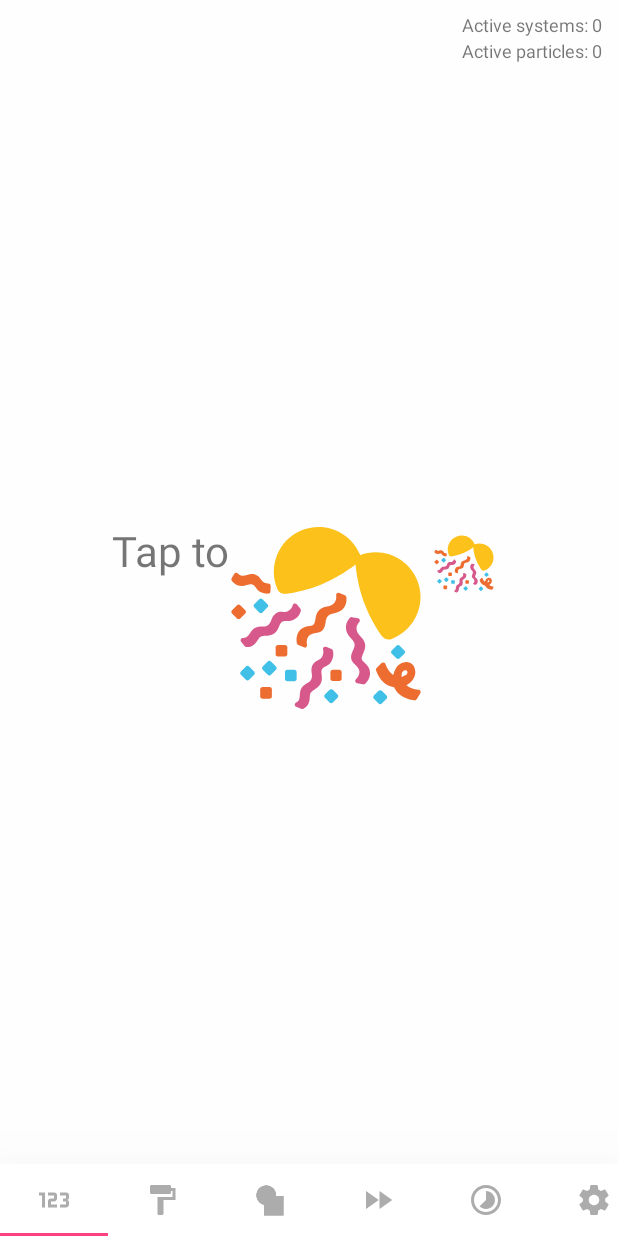
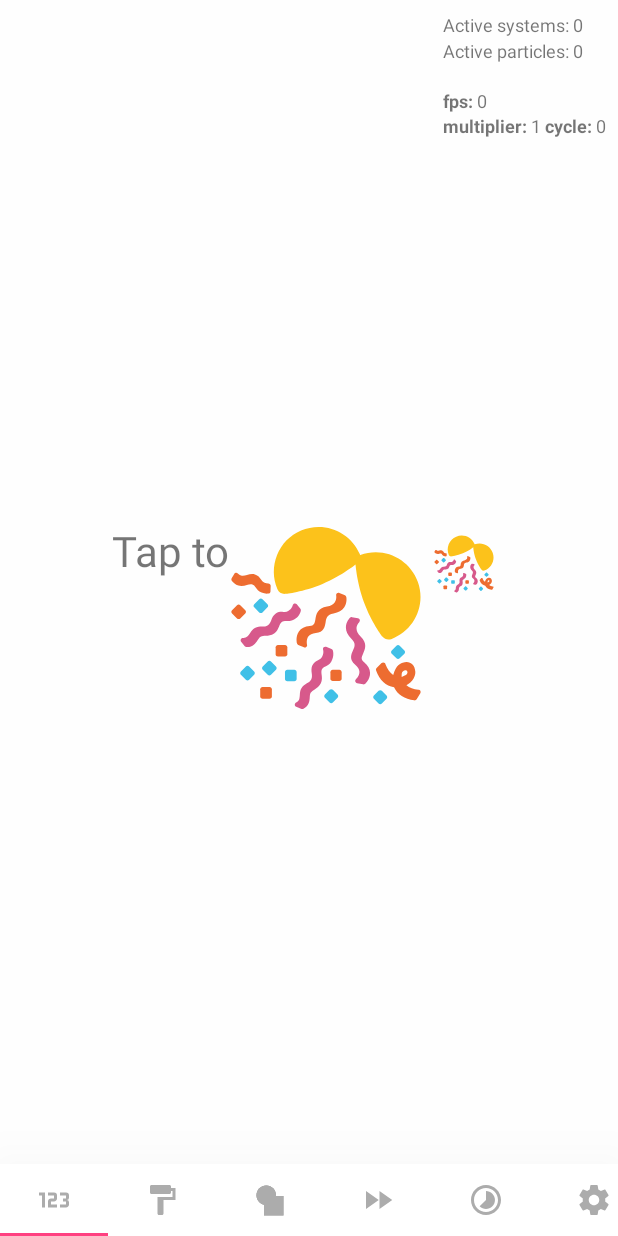
Before and after one commit to DanielMartinus/Konfetti, an Android app: the screen it shows after launch (MainActivity), on a phone screen of 412 x 824 dp. Run offline under Robolectric (Android 15) with nearby library versions, the phone set to English and light mode, and no system bars; libraries missing offline, so code that uses them is left out: me.bendik.simplerangeview; 7 statements that could not run were skipped.

Commit message:
Add statistics to the view

```diff
--- a/demo-google-play/src/main/java/nl/dionsegijn/konfettidemo/MainActivity.kt
+++ b/demo-google-play/src/main/java/nl/dionsegijn/konfettidemo/MainActivity.kt
@@ -9,6 +9,7 @@ import android.support.design.widget.BottomSheetBehavior
 import android.support.design.widget.TabLayout
 import android.support.v4.content.ContextCompat
 import android.support.v7.app.AppCompatActivity
+import android.text.Html
 import android.view.MotionEvent
 import android.view.View
 import kotlinx.android.synthetic.main.activity_main.*
@@ -16,6 +17,7 @@ import nl.dionsegijn.konfetti.models.Shape
 import nl.dionsegijn.konfetti.models.Size
 import nl.dionsegijn.konfettidemo.configurations.settings.Configuration
 import nl.dionsegijn.konfettidemo.configurations.settings.ConfigurationManager
+import nl.dionsegijn.konfettidemo.emitters.BenchmarkEmitter
 import nl.dionsegijn.konfettidemo.interfaces.OnConfigurationChangedListener
 import nl.dionsegijn.konfettidemo.interfaces.OnSimpleTabSelectedListener
 
@@ -26,6 +28,7 @@ class MainActivity : AppCompatActivity(), OnConfigurationChangedListener {
 
     private val updateInfoHandler = Handler()
     private lateinit var updateInfoRunnable: Runnable
+    private val benchmarkEmitter = BenchmarkEmitter()
 
     override fun onCreate(savedInstanceState: Bundle?) {
         super.onCreate(savedInstanceState)
@@ -89,7 +92,7 @@ class MainActivity : AppCompatActivity(), OnConfigurationChangedListener {
                 .addShapes(*config.shapes)
                 .addSizes(Size(12), Size(16, 6f))
                 .setPosition(-50f, viewKonfetti.width + 50f, -50f, -50f)
-            .streamFor(300, 5000L)
+                .emitter(benchmarkEmitter)
     }
 
     private fun burstFromCenter(config: Configuration, colors: IntArray) {
@@ -169,9 +172,10 @@ class MainActivity : AppCompatActivity(), OnConfigurationChangedListener {
     }
 
     private fun updateSystemsInfo() {
-        val activeSystems = viewKonfetti.getActiveSystems()
-        val activeParticles = activeSystems.sumBy { it.activeParticles() }
-        viewSystemInfo.text = "Active systems: ${activeSystems.size} \nActive particles: $activeParticles"
+        val activeSystems = viewKonfetti.systems.size
+        val activeParticles = viewKonfetti.systems.sumBy { it.activeParticles() }
+        viewSystemInfo.text = Html.fromHtml("Active systems: $activeSystems <br>\nActive particles: $activeParticles <br><br>\n\n <b>fps:</b> ${benchmarkEmitter.fps} <br>\n" +
+                " <b>multiplier:</b> ${benchmarkEmitter.amount} <b>cycle:</b> ${benchmarkEmitter.cycle}")
     }
 
     /**
```
Lines whose indentation alone changed are shown as unchanged.
